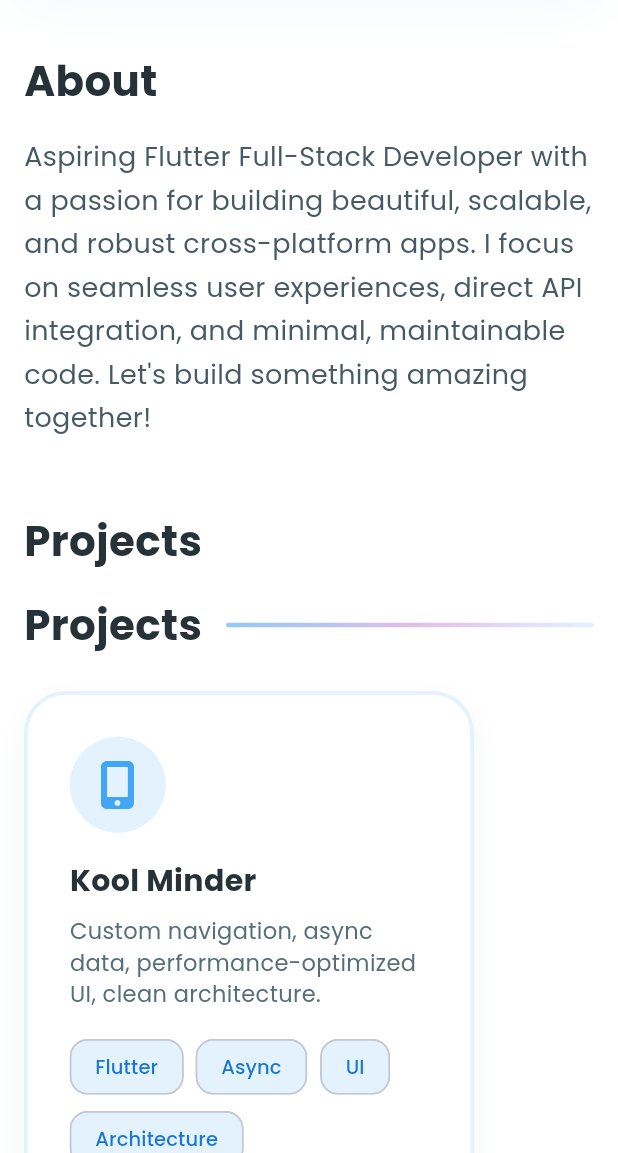
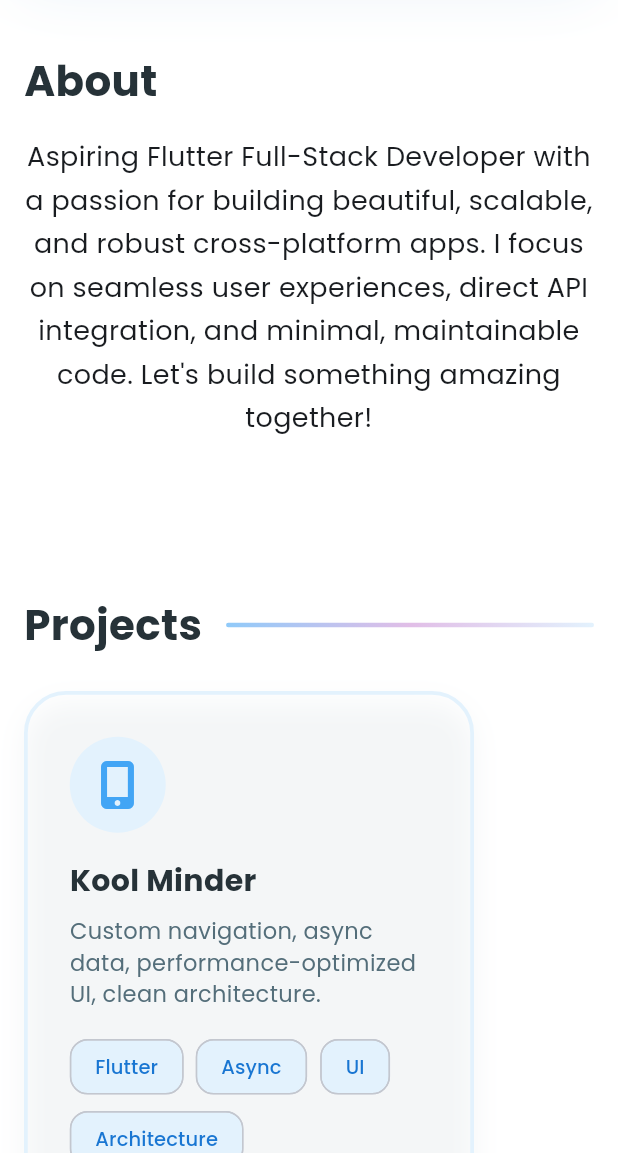
Before and after one commit to MohammedAzharKK/cv_web, a Flutter app: the screen it shows after launch, scrolled down 576 dp, on a phone screen of 412 x 824 dp, the part 83-1236 px from its top. Run offline on Flutter 3.47's test engine with Material 3 defaults, Android fonts, the phone set to English and light mode, and no system bars; drawn by our look-alikes of flutter_animate; our stand-ins replace font_awesome_flutter, google_fonts.

Commit message:
changing some elements

```diff
--- a/lib/main.dart
+++ b/lib/main.dart
@@ -1,3 +1,5 @@
+// ignore_for_file: deprecated_member_use
+
 import 'dart:ui';
 
 import 'package:flutter/material.dart';
@@ -129,19 +131,19 @@ class _PortfolioHomePageState extends State<PortfolioHomePage> {
             ),
             Section(
               key: projectsKey,
-              title: 'Projects',
+              title: '',
               delay: 400,
               child: const ProjectsSection(),
             ),
             Section(
               key: skillsKey,
-              title: 'Skills',
+              title: '',
               delay: 600,
               child: const SkillsSection(),
             ),
             Section(
               key: experienceKey,
-              title: 'Experience',
+              title: '',
               delay: 800,
               child: const ExperienceSection(),
             ),
@@ -194,15 +196,7 @@ class HeroSection extends StatelessWidget {
             ],
           ),
         ),
-        // Theme toggle button (top right)
-        Positioned(
-          top: 32,
-          right: 32,
-          child: ThemeToggleButton(
-            isDark: isDark,
-            onToggle: onToggleTheme,
-          ),
-        ),
+
         // Glassmorphism card with glowing border
         Center(
           child: Container(
@@ -685,7 +679,11 @@ class AboutSection extends StatelessWidget {
     return Text(
       'Aspiring Flutter Full-Stack Developer with a passion for building beautiful, scalable, and robust cross-platform apps. I focus on seamless user experiences, direct API integration, and minimal, maintainable code. Let\'s build something amazing together!',
       style: GoogleFonts.poppins(
-          fontSize: 18, color: Colors.blueGrey.shade700, height: 1.6),
+        fontSize: 18,
+        color: Theme.of(context).colorScheme.onBackground,
+        height: 1.6,
+      ),
+      textAlign: TextAlign.center,
     );
   }
 }
@@ -819,7 +817,6 @@ class _ProjectCardState extends State<ProjectCard> {
           width: 300,
           padding: const EdgeInsets.all(28),
           decoration: BoxDecoration(
-            color: Colors.white,
             borderRadius: BorderRadius.circular(28),
             boxShadow: [
               BoxShadow(
@@ -1095,14 +1092,7 @@ class ExperienceSection extends StatelessWidget {
         ],
       ),
     ];
-    return Column(
-      crossAxisAlignment: CrossAxisAlignment.start,
-      children: [
-        const AnimatedSectionHeader(title: 'Experience'),
-        const SizedBox(height: 32),
-        Timeline(jobs: jobs),
-      ],
-    );
+    return Timeline(jobs: jobs);
   }
 }
 
@@ -1172,7 +1162,7 @@ class ExperienceCard extends StatelessWidget {
       margin: const EdgeInsets.only(bottom: 40),
       padding: const EdgeInsets.all(24),
       decoration: BoxDecoration(
-        color: Colors.white,
+        // color: Colors.white,
         borderRadius: BorderRadius.circular(20),
         boxShadow: [
           BoxShadow(
@@ -1190,7 +1180,7 @@ class ExperienceCard extends StatelessWidget {
               style: GoogleFonts.poppins(
                   fontSize: 20,
                   fontWeight: FontWeight.bold,
-                  color: Colors.blueGrey.shade900)),
+                  color: Colors.white)),
           const SizedBox(height: 4),
           Text(data.company,
               style: GoogleFonts.poppins(
@@ -1227,12 +1217,7 @@ class ContactSection extends StatelessWidget {
   const ContactSection({super.key});
   @override
   Widget build(BuildContext context) {
-    return Column(
-      crossAxisAlignment: CrossAxisAlignment.start,
-      children: [
-        const AnimatedSectionHeader(title: 'Contact'),
-        const SizedBox(height: 32),
-        Center(
+    return Center(
       child: GlassCard(
         child: Padding(
           padding: const EdgeInsets.symmetric(horizontal: 32, vertical: 32),
@@ -1244,13 +1229,17 @@ class ContactSection extends StatelessWidget {
                 style: GoogleFonts.poppins(
                   fontSize: 22,
                   fontWeight: FontWeight.bold,
-                        color: Colors.blueGrey.shade900),
+                  color: Theme.of(context).colorScheme.onBackground,
+                ),
               ),
               const SizedBox(height: 12),
               Text(
                 'I\'m open to new opportunities, collaborations, and interesting projects. Feel free to reach out!',
                 style: GoogleFonts.poppins(
-                        fontSize: 16, color: Colors.blueGrey.shade700),
+                  fontSize: 16,
+                  color:
+                      Theme.of(context).colorScheme.onSurface.withOpacity(0.7),
+                ),
                 textAlign: TextAlign.center,
               ),
               const SizedBox(height: 24),
@@ -1298,9 +1287,7 @@ class ContactSection extends StatelessWidget {
             ],
           ),
         ),
-          ).animate().fadeIn(duration: 800.ms).slideY(begin: 0.1, end: 0),
-        ),
-      ],
+      ),
     );
   }
 }
@@ -1479,6 +1466,7 @@ class GlassNavBar extends StatefulWidget {
   final ThemeMode themeMode;
   final VoidCallback onToggleTheme;
   final void Function(String section) onNav;
+
   const GlassNavBar(
       {super.key,
       required this.themeMode,
@@ -1491,6 +1479,8 @@ class GlassNavBar extends StatefulWidget {
 class _GlassNavBarState extends State<GlassNavBar> {
   bool _menuOpen = false;
   void _toggleMenu() => setState(() => _menuOpen = !_menuOpen);
+
+  void _closeMenu() => setState(() => _menuOpen = false);
 
   @override
   Widget build(BuildContext context) {
@@ -1588,17 +1578,31 @@ class _GlassNavBarState extends State<GlassNavBar> {
               ),
             ),
             if (_menuOpen && isMobile)
-              Positioned(
-                top: 60,
-                left: 0,
-                right: 0,
+              Positioned.fill(
+                child: Stack(
+                  children: [
+                    // Semi-transparent backdrop
+                    GestureDetector(
+                      onTap: _closeMenu,
+                      child: Container(
+                        color: isDark
+                            ? Colors.black.withOpacity(0.45)
+                            : Colors.white.withOpacity(0.25),
+                      ),
+                    ),
+                    // Glassy menu overlay
+                    Align(
+                      alignment: Alignment.topCenter,
                       child: GlassMenuOverlay(
                         onNav: (section) {
-                    _toggleMenu();
+                          _closeMenu();
                           widget.onNav(section);
                         },
                         onToggleTheme: widget.onToggleTheme,
                         isDark: isDark,
+                      ),
+                    ),
+                  ],
                 ),
               ),
           ],
```
Also changed, not shown: 1 other file. Lines whose indentation alone changed are shown as unchanged.
